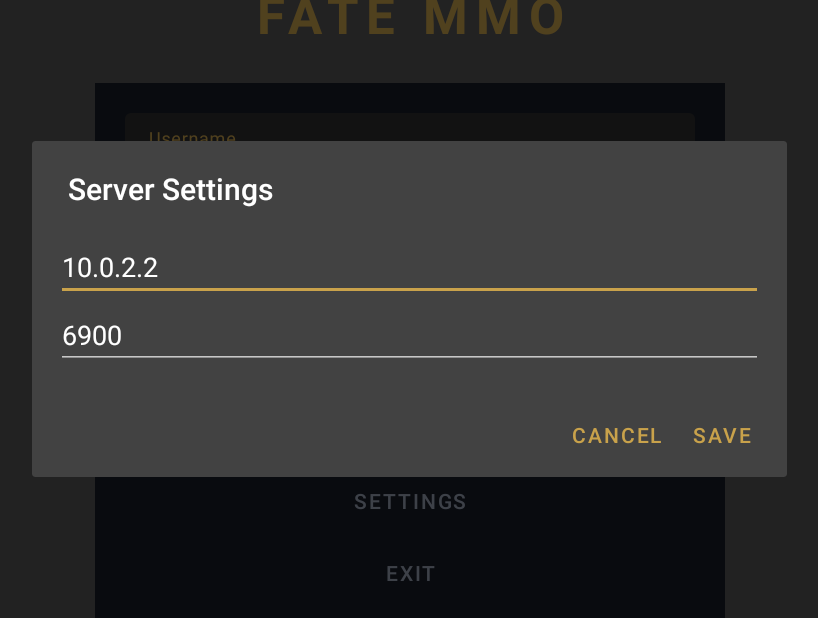
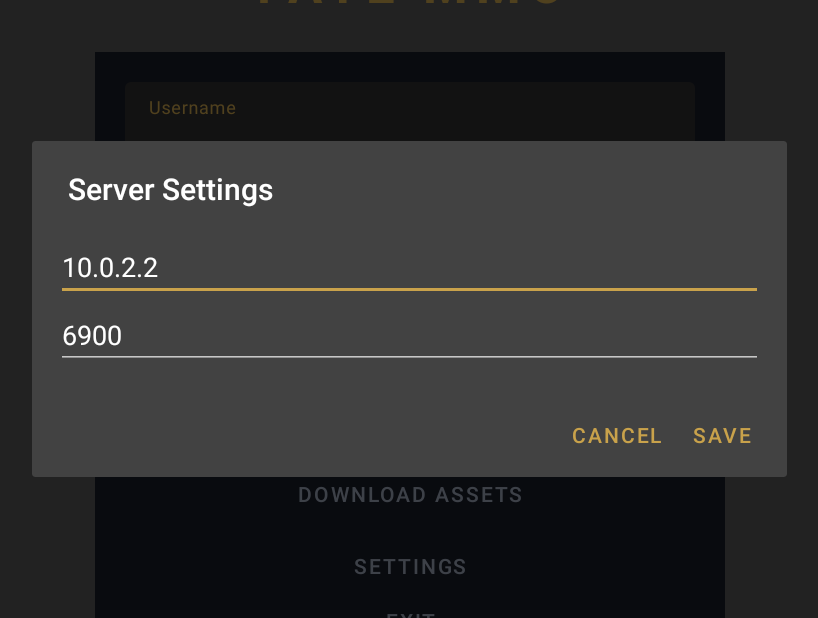
Before and after one commit to ta0baakoinay/FateMobile, an Android app: the screen it shows after launch (LoginActivity), after a tap on "SETTINGS", on a phone screen of 824 x 412 dp (held sideways). Shown: the whole screen, without its empty margins (208-1026 px from the left). Run offline under Robolectric (Android 15) with nearby library versions, the phone set to English and light mode, and no system bars; pictures from the network do not load; 2 statements that could not run were skipped; 2 other taps on this screen came first.

Commit message:
Add two-tier asset download system, live-verified against production
Server side: added a fourth port forward (8080 -> backend:80) on the
existing TCP protection proxy, locked the backend's Apache port 80 to
proxy-only access via iptables, and uploaded the converted prontera
map/sprite assets plus a manifest.json under /var/www/html/fatemobile-assets/.
Verified live: assets fetch correctly through the proxy while the raw
backend stays unreachable from outside.

Client side: AssetManifest.kt/AssetDownloadManager.kt fetch the manifest,
download with SHA-256 verification-while-streaming, and store under
filesDir/assets (never the bundled APK assets/). Login screen gained a
"DOWNLOAD ASSETS" button offering the essential/full choice the operator
asked for, with live progress; MapActivity now prefers a downloaded copy
over the bundled one when present.

Both packs currently contain the same three files since only prontera/
novice have been converted so far -- documented honestly in the manifest
and UI text rather than implying more content exists.

Co-Authored-By: Claude Sonnet 5 <noreply@anthropic.com>

```diff
--- a/android/app/src/main/assets/server_config_production.json
+++ b/android/app/src/main/assets/server_config_production.json
@@ -6,5 +6,6 @@
   },
   "clientVersion": 55,
   "clientType": 0,
+  "assetBaseUrl": "http://167.104.101.102:8080/fatemobile-assets",
   "notes": "167.104.101.102 is the operator's real production entry point — a proxy in front of the actual backend, confirmed by the operator directly (2026-09-14), NOT a stale address as an earlier pass of this doc incorrectly concluded from direct-SSH-access being 'stronger evidence' than the clientinfo.xml snapshot. The real backend (51.79.147.208, SSH-verified to run the actual FateRO checkout) sits behind this proxy and behind a second proxy at 127.0.0.1 — mobile should connect the same way the real PC client does, i.e. through this proxy, not directly to the backend. Use 51.79.147.208 only for direct debugging/verification (e.g. confirming server process state over SSH), never as the shipped production target. clientVersion 55 comes from data/clientinfo.xml inside F:\\FateMMO\\Fate.grf and is unenforced by the login handler either way (see docs/FATE_MMO_MOBILE_PROTOCOL.md §3.1)."
 }
--- a/android/app/src/main/java/com/fatemmo/mobile/config/ServerConfig.kt
+++ b/android/app/src/main/java/com/fatemmo/mobile/config/ServerConfig.kt
@@ -15,7 +15,15 @@ data class ServerConfig(
     val loginHost: String,
     val loginPort: Int,
     val clientVersion: Long,
-    val clientType: Int
+    val clientType: Int,
+    /**
+     * Base URL for the two-tier asset download system (see
+     * docs/FATE_MMO_MOBILE_ASSETS.md §download-system). Null in configs where
+     * no asset server has been stood up yet (development/staging) — callers
+     * must treat that as "downloads unavailable in this environment", not
+     * fall back to a guessed URL.
+     */
+    val assetBaseUrl: String?
 ) {
     companion object {
         /**
@@ -42,7 +50,8 @@ data class ServerConfig(
                 // actual Fate.grf client package — NOT the server's PACKETVER build
                 // date (20250716), which is an unrelated number for a different field.
                 clientVersion = obj.optLong("clientVersion", 55L),
-                clientType = obj.optInt("clientType", 0)
+                clientType = obj.optInt("clientType", 0),
+                assetBaseUrl = if (obj.has("assetBaseUrl")) obj.getString("assetBaseUrl") else null
             )
         }
     }
--- a/android/app/src/main/res/layout/activity_login.xml
+++ b/android/app/src/main/res/layout/activity_login.xml
@@ -138,14 +138,25 @@
             app:layout_constraintEnd_toEndOf="parent" />
 
         <com.google.android.material.button.MaterialButton
+            android:id="@+id/assetsButton"
+            style="@style/Widget.MaterialComponents.Button.TextButton"
+            android:layout_width="0dp"
+            android:layout_height="wrap_content"
+            android:layout_marginTop="16dp"
+            android:text="@string/login_assets_button"
+            android:textColor="@color/fate_text_secondary"
+            app:layout_constraintTop_toBottomOf="@id/statusText"
+            app:layout_constraintStart_toStartOf="parent"
+            app:layout_constraintEnd_toEndOf="parent" />
+
+        <com.google.android.material.button.MaterialButton
             android:id="@+id/settingsButton"
             style="@style/Widget.MaterialComponents.Button.TextButton"
             android:layout_width="0dp"
             android:layout_height="wrap_content"
-            android:layout_marginTop="16dp"
             android:text="@string/login_settings_button"
             android:textColor="@color/fate_text_secondary"
-            app:layout_constraintTop_toBottomOf="@id/statusText"
+            app:layout_constraintTop_toBottomOf="@id/assetsButton"
             app:layout_constraintStart_toStartOf="parent"
             app:layout_constraintEnd_toEndOf="parent" />
 
--- a/android/app/src/main/res/values/strings.xml
+++ b/android/app/src/main/res/values/strings.xml
@@ -7,7 +7,18 @@
     <string name="login_password_hint">Password</string>
     <string name="login_button">LOGIN</string>
     <string name="login_settings_button">SETTINGS</string>
+    <string name="login_assets_button">DOWNLOAD ASSETS</string>
     <string name="login_exit_button">EXIT</string>
+
+    <string name="dialog_assets_title">Download Assets</string>
+    <string name="assets_option_essential">Essential — just what\'s needed to enter the game now</string>
+    <string name="assets_option_full">Everything currently available on the server</string>
+    <string name="assets_unavailable">No asset server is configured for this environment (%1$s) — using assets bundled in the app instead.</string>
+    <string name="assets_fetching_manifest">Checking for updated assets…</string>
+    <string name="assets_manifest_error">Could not reach asset server: %1$s</string>
+    <string name="assets_downloading">Downloading %1$s (%2$d/%3$d) — %4$d%%</string>
+    <string name="assets_done">Assets up to date (%1$d file(s)).</string>
+    <string name="assets_failed">Download failed: %1$s</string>
 
     <string name="status_idle">Enter your Fate MMO account to continue.</string>
     <string name="status_connecting">Connecting to %1$s:%2$d…</string>
```
Also changed, not shown: android/app/src/main/java/com/fatemmo/mobile/assets/AssetDownloadManager.kt (added, +156 -0 lines), android/app/src/main/java/com/fatemmo/mobile/assets/AssetManifest.kt (added, +66 -0 lines), android/app/src/main/java/com/fatemmo/mobile/ui/LoginActivity.kt (+63 -0 lines), android/app/src/main/java/com/fatemmo/mobile/ui/MapActivity.kt (+25 -3 lines), 3 other files.
